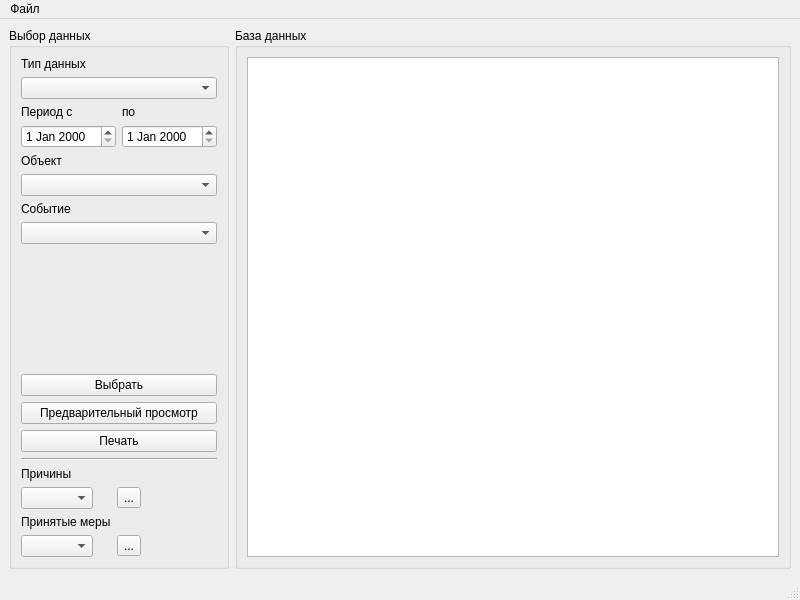
Before: the Qt Designer form m_db/MainWindow.ui in xXRadioHeadXx/start7, drawn with Qt 5.
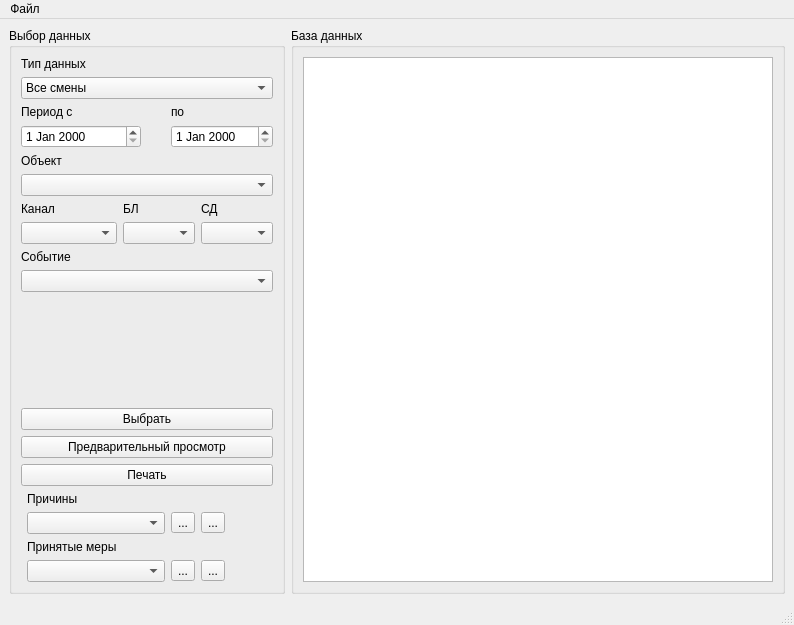
After: the same form once the commit is applied.

```diff
--- a/m_db/MainWindow.ui
+++ b/m_db/MainWindow.ui
@@ -6,8 +6,8 @@
    <rect>
     <x>0</x>
     <y>0</y>
-    <width>800</width>
-    <height>600</height>
+    <width>794</width>
+    <height>625</height>
    </rect>
   </property>
   <property name="windowTitle">
@@ -20,62 +20,66 @@
       <property name="title">
        <string>Выбор данных</string>
       </property>
-      <layout class="QVBoxLayout" name="verticalLayout_2">
+      <layout class="QGridLayout" name="gridLayout">
+       <item row="1" column="0" colspan="6">
+        <widget class="QComboBox" name="comboBox">
        <item>
-        <widget class="QLabel" name="label">
          <property name="text">
-          <string>Тип данных</string>
-         </property>
-        </widget>
+           <string>Все смены</string>
+          </property>
        </item>
        <item>
-        <widget class="QComboBox" name="comboBox"/>
-       </item>
-       <item>
-        <layout class="QFormLayout" name="formLayout">
-         <item row="0" column="0">
-          <widget class="QLabel" name="label_2">
+          <property name="text">
+           <string>По параметрам</string>
+          </property>
+         </item>
+        </widget>
+       </item>
+       <item row="12" column="0" colspan="6">
+        <widget class="QPushButton" name="pushButton_2">
            <property name="text">
-            <string>Период с</string>
+          <string>Предварительный просмотр</string>
            </property>
           </widget>
          </item>
-         <item row="0" column="1">
-          <widget class="QLabel" name="label_3">
+       <item row="7" column="0" colspan="2">
+        <widget class="QComboBox" name="comboBox_6"/>
+       </item>
+       <item row="15" column="5">
+        <widget class="QToolButton" name="toolButton_3">
            <property name="text">
-            <string>по</string>
+          <string>...</string>
            </property>
           </widget>
          </item>
-         <item row="1" column="0">
-          <widget class="QDateEdit" name="dateEdit"/>
-         </item>
-         <item row="1" column="1">
-          <widget class="QDateEdit" name="dateEdit_2"/>
-         </item>
-        </layout>
+       <item row="17" column="4">
+        <widget class="QToolButton" name="toolButton_2">
+         <property name="text">
+          <string>...</string>
+         </property>
+        </widget>
+       </item>
+       <item row="15" column="1" colspan="3">
+        <widget class="QComboBox" name="comboBox_4"/>
+       </item>
+       <item row="9" column="0" colspan="6">
+        <widget class="QComboBox" name="comboBox_3"/>
        </item>
-       <item>
+       <item row="4" column="0" colspan="2">
         <widget class="QLabel" name="label_4">
          <property name="text">
           <string>Объект</string>
          </property>
         </widget>
        </item>
-       <item>
-        <widget class="QComboBox" name="comboBox_2"/>
-       </item>
-       <item>
-        <widget class="QLabel" name="label_5">
+       <item row="6" column="2" colspan="2">
+        <widget class="QLabel" name="label_9">
          <property name="text">
-          <string>Событие</string>
+          <string>БЛ</string>
          </property>
         </widget>
        </item>
-       <item>
-        <widget class="QComboBox" name="comboBox_3"/>
-       </item>
-       <item>
+       <item row="10" column="1">
         <spacer name="verticalSpacer">
          <property name="orientation">
           <enum>Qt::Vertical</enum>
@@ -88,83 +92,107 @@
          </property>
         </spacer>
        </item>
-       <item>
-        <widget class="QPushButton" name="pushButton">
+       <item row="2" column="0" colspan="2">
+        <widget class="QLabel" name="label_2">
          <property name="text">
-          <string>Выбрать</string>
+          <string>Период с</string>
          </property>
         </widget>
        </item>
-       <item>
-        <widget class="QPushButton" name="pushButton_2">
+       <item row="7" column="5">
+        <widget class="QComboBox" name="comboBox_8"/>
+       </item>
+       <item row="6" column="5">
+        <widget class="QLabel" name="label_10">
          <property name="text">
-          <string>Предварительный просмотр</string>
+          <string>СД</string>
          </property>
         </widget>
        </item>
-       <item>
+       <item row="2" column="4">
+        <widget class="QLabel" name="label_3">
+         <property name="text">
+          <string>по</string>
+         </property>
+        </widget>
+       </item>
+       <item row="7" column="2" colspan="3">
+        <widget class="QComboBox" name="comboBox_7"/>
+       </item>
+       <item row="17" column="1" colspan="3">
+        <widget class="QComboBox" name="comboBox_5"/>
+       </item>
+       <item row="13" column="0" colspan="6">
         <widget class="QPushButton" name="pushButton_3">
          <property name="text">
           <string>Печать</string>
          </property>
         </widget>
        </item>
-       <item>
-        <widget class="Line" name="line">
-         <property name="orientation">
-          <enum>Qt::Horizontal</enum>
+       <item row="15" column="4">
+        <widget class="QToolButton" name="toolButton">
+         <property name="text">
+          <string>...</string>
          </property>
         </widget>
        </item>
-       <item>
-        <layout class="QFormLayout" name="formLayout_2">
-         <property name="sizeConstraint">
-          <enum>QLayout::SetNoConstraint</enum>
-         </property>
-         <property name="fieldGrowthPolicy">
-          <enum>QFormLayout::ExpandingFieldsGrow</enum>
-         </property>
-         <property name="labelAlignment">
-          <set>Qt::AlignJustify|Qt::AlignVCenter</set>
-         </property>
-         <property name="formAlignment">
-          <set>Qt::AlignJustify|Qt::AlignTop</set>
-         </property>
-         <item row="0" column="0">
+       <item row="3" column="4" colspan="2">
+        <widget class="QDateEdit" name="dateEdit_2"/>
+       </item>
+       <item row="14" column="1">
           <widget class="QLabel" name="label_6">
            <property name="text">
             <string>Причины</string>
            </property>
           </widget>
          </item>
-         <item row="1" column="0">
-          <widget class="QComboBox" name="comboBox_4"/>
-         </item>
-         <item row="1" column="1">
-          <widget class="QToolButton" name="toolButton">
-           <property name="text">
-            <string>...</string>
-           </property>
-          </widget>
-         </item>
-         <item row="2" column="0">
+       <item row="16" column="1">
           <widget class="QLabel" name="label_7">
            <property name="text">
             <string>Принятые меры</string>
            </property>
           </widget>
          </item>
-         <item row="3" column="0">
-          <widget class="QComboBox" name="comboBox_5"/>
-         </item>
-         <item row="3" column="1">
-          <widget class="QToolButton" name="toolButton_2">
+       <item row="6" column="0" colspan="2">
+        <widget class="QLabel" name="label_8">
+         <property name="text">
+          <string>Канал</string>
+         </property>
+        </widget>
+       </item>
+       <item row="11" column="0" colspan="6">
+        <widget class="QPushButton" name="pushButton">
+         <property name="text">
+          <string>Выбрать</string>
+         </property>
+        </widget>
+       </item>
+       <item row="17" column="5">
+        <widget class="QToolButton" name="toolButton_4">
            <property name="text">
             <string>...</string>
            </property>
           </widget>
          </item>
-        </layout>
+       <item row="5" column="0" colspan="6">
+        <widget class="QComboBox" name="comboBox_2"/>
+       </item>
+       <item row="8" column="0" colspan="2">
+        <widget class="QLabel" name="label_5">
+         <property name="text">
+          <string>Событие</string>
+         </property>
+        </widget>
+       </item>
+       <item row="3" column="0" colspan="3">
+        <widget class="QDateEdit" name="dateEdit"/>
+       </item>
+       <item row="0" column="0" colspan="2">
+        <widget class="QLabel" name="label">
+         <property name="text">
+          <string>Тип данных</string>
+         </property>
+        </widget>
        </item>
       </layout>
      </widget>
@@ -188,7 +216,7 @@
     <rect>
      <x>0</x>
      <y>0</y>
-     <width>800</width>
+     <width>794</width>
      <height>18</height>
     </rect>
    </property>
```
Lines whose indentation alone changed are shown as unchanged.
